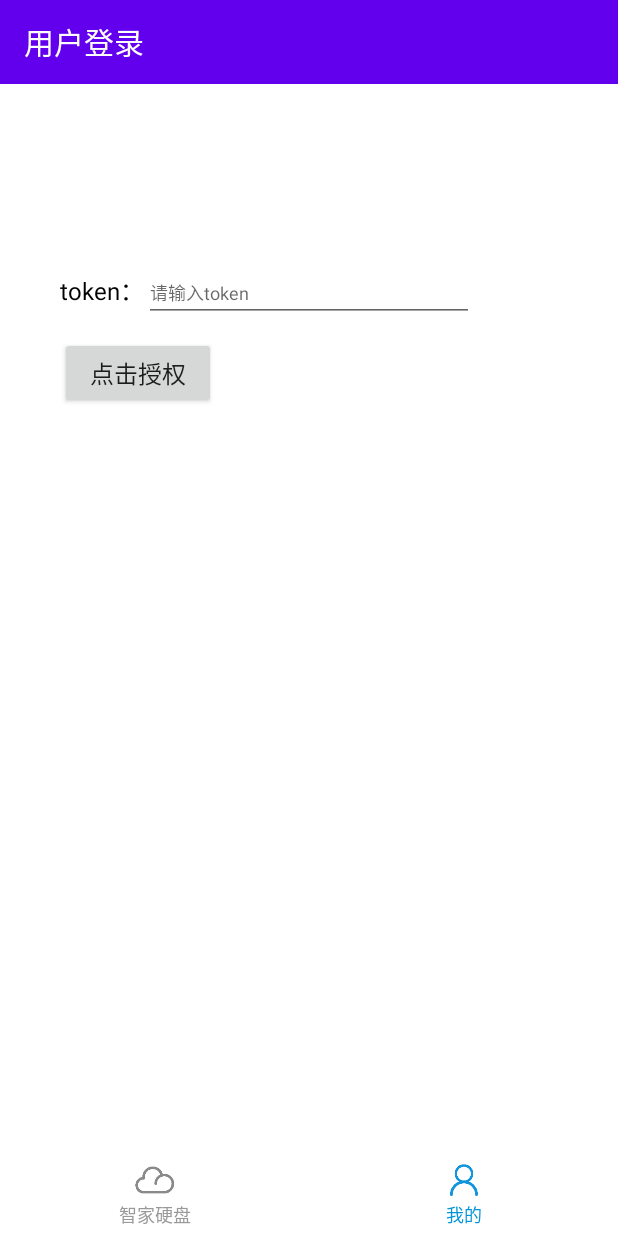
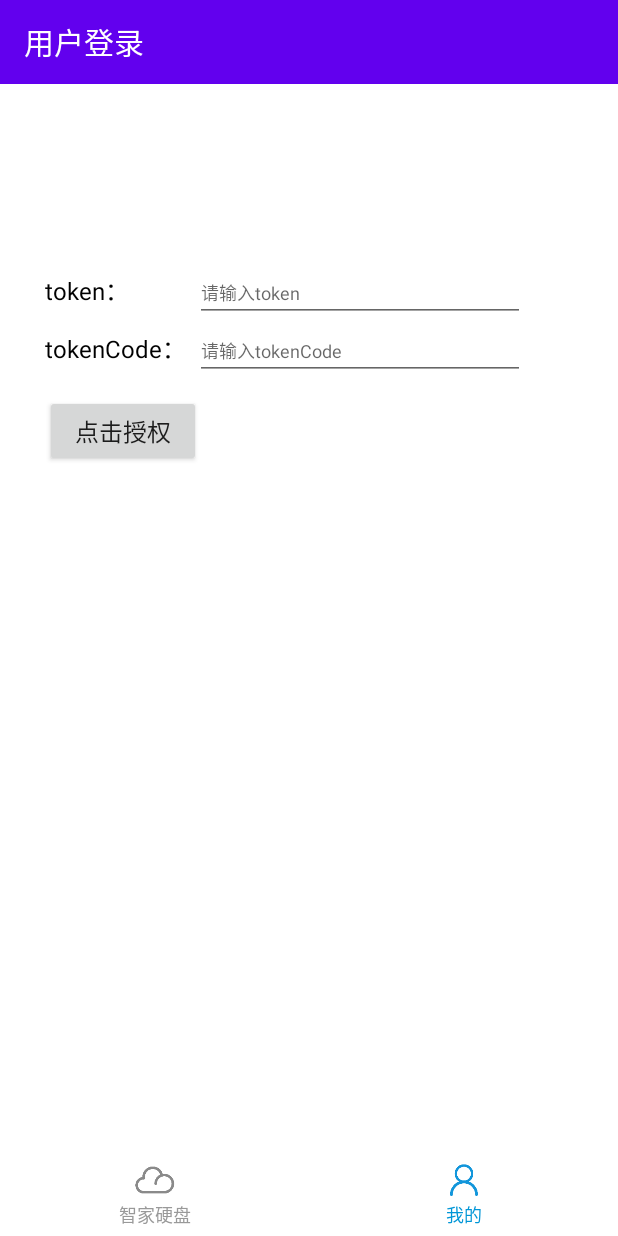
Before and after one commit to yixindev/cloudnas, an Android app: the screen it shows after launch (TabModeActivity), item 2 of the bottom bar chosen, on a phone screen of 412 x 824 dp. Run offline under Robolectric (Android 15) with nearby library versions, the phone set to English and light mode, and no system bars; 4 statements that could not run were skipped.

Commit message:
+ code commit

```diff
--- a/SampleCode/NasSDKDemo_Android/app/src/main/java/im/yixin/nas/embed/demo/impl/DemoUserInfo.kt
+++ b/SampleCode/NasSDKDemo_Android/app/src/main/java/im/yixin/nas/embed/demo/impl/DemoUserInfo.kt
@@ -3,7 +3,11 @@ package im.yixin.nas.embed.demo.impl
 /**
  * Created by jixia.cai on 2021/3/3 7:34 PM
  */
-data class DemoUserInfo(var isLogin: Boolean?, var token: String? = null) {
+data class DemoUserInfo(
+    var isLogin: Boolean?,
+    var token: String? = null,
+    var tokenCode: String? = null
+) {
 
     fun withToken(userToken: String?): DemoUserInfo {
         this.token = userToken
--- a/SampleCode/NasSDKDemo_Android/app/src/main/res/layout/nas_demo_fragment_auth.xml
+++ b/SampleCode/NasSDKDemo_Android/app/src/main/res/layout/nas_demo_fragment_auth.xml
@@ -1,6 +1,7 @@
 <?xml version="1.0" encoding="utf-8"?>
 <androidx.constraintlayout.widget.ConstraintLayout xmlns:android="http://schemas.android.com/apk/res/android"
     xmlns:app="http://schemas.android.com/apk/res-auto"
+    xmlns:tools="http://schemas.android.com/tools"
     android:layout_width="match_parent"
     android:layout_height="match_parent"
     android:background="@android:color/white">
@@ -31,7 +32,7 @@
                 android:id="@+id/ly_token"
                 android:layout_width="wrap_content"
                 android:layout_height="wrap_content"
-                android:layout_marginLeft="40dp"
+                android:layout_marginLeft="30dp"
                 android:layout_marginTop="120dp"
                 android:orientation="horizontal"
                 app:layout_constraintLeft_toLeftOf="parent"
@@ -41,6 +42,7 @@
                     style="@style/yx_nas_textstyle"
                     android:layout_width="wrap_content"
                     android:layout_height="wrap_content"
+                    android:minWidth="100dp"
                     android:text="token："
                     android:textSize="16sp" />
 
@@ -52,6 +54,31 @@
                     android:textSize="12sp" />
             </LinearLayout>
 
+            <LinearLayout
+                android:id="@+id/ly_token_code"
+                android:layout_width="wrap_content"
+                android:layout_height="wrap_content"
+                android:layout_marginLeft="30dp"
+                android:orientation="horizontal"
+                app:layout_constraintLeft_toLeftOf="parent"
+                app:layout_constraintTop_toBottomOf="@+id/ly_token">
+
+                <androidx.appcompat.widget.AppCompatTextView
+                    style="@style/yx_nas_textstyle"
+                    android:layout_width="wrap_content"
+                    android:layout_height="wrap_content"
+                    android:minWidth="100dp"
+                    android:text="tokenCode："
+                    android:textSize="16sp" />
+
+                <im.yixin.nas.embed.demo.widget.ClearableEditText
+                    android:id="@+id/et_token_code"
+                    android:layout_width="220dp"
+                    android:layout_height="wrap_content"
+                    android:hint="请输入tokenCode"
+                    android:textSize="12sp" />
+            </LinearLayout>
+
             <androidx.appcompat.widget.AppCompatButton
                 android:id="@+id/btn_auth"
                 android:layout_width="wrap_content"
@@ -60,8 +87,8 @@
                 android:paddingHorizontal="20dp"
                 android:text="点击授权"
                 android:textSize="16sp"
-                app:layout_constraintLeft_toLeftOf="@+id/ly_token"
-                app:layout_constraintTop_toBottomOf="@+id/ly_token" />
+                app:layout_constraintLeft_toLeftOf="@+id/ly_token_code"
+                app:layout_constraintTop_toBottomOf="@+id/ly_token_code" />
 
         </androidx.constraintlayout.widget.ConstraintLayout>
     </ScrollView>
```
Also changed, not shown: SampleCode/NasSDKDemo_Android/app/build.gradle (+6 -5 lines), SampleCode/NasSDKDemo_Android/app/src/main/java/im/yixin/nas/embed/demo/NasDemoApp.kt (+17 -0 lines), SampleCode/NasSDKDemo_Android/app/src/main/java/im/yixin/nas/embed/demo/fragment/UserLoginFragment.kt (+8 -3 lines).
